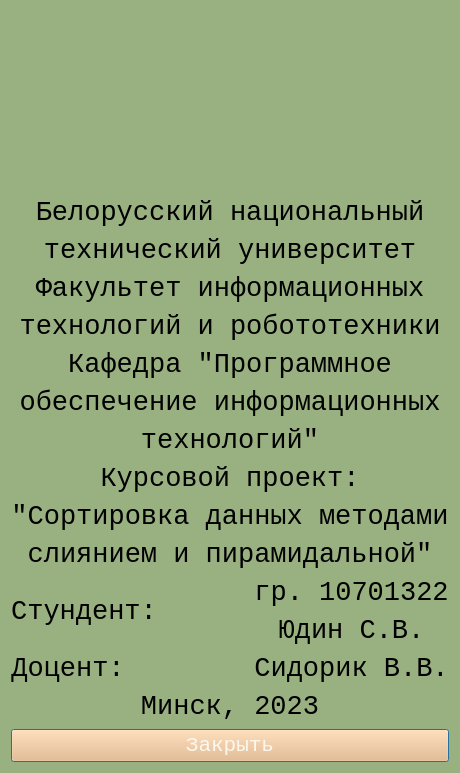
Old version of the form about.ui in the repository Indastrele/sorts.
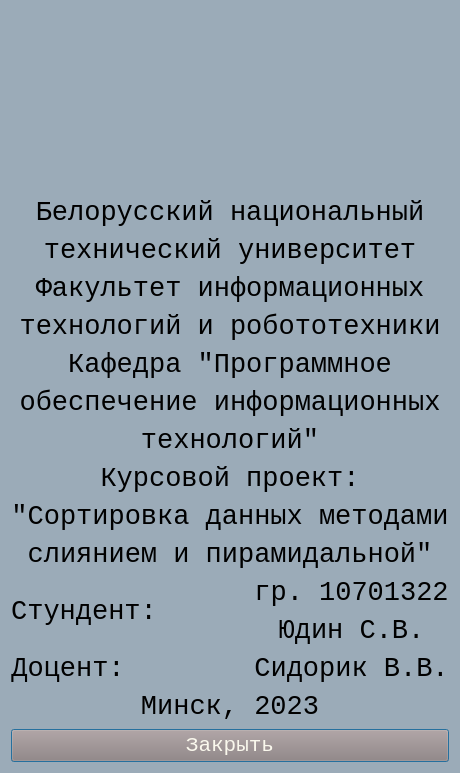
New version of the form. Icons and pictures are not drawn.

Commit message: new color scheme and start window

Patch:
```diff
--- a/about.ui
+++ b/about.ui
@@ -23,7 +23,7 @@
    <bool>false</bool>
   </property>
   <property name="styleSheet">
-   <string notr="true">background-color: rgb(153, 176, 128);</string>
+   <string notr="true">background-color: rgb(155, 171, 184);</string>
   </property>
   <layout class="QGridLayout" name="gridLayout">
    <item row="1" column="0">
@@ -481,7 +481,7 @@
       </font>
      </property>
      <property name="styleSheet">
-      <string notr="true">background-color: rgb(249, 181, 114);
+      <string notr="true">background-color: rgb(150, 126, 118);
 color: rgb(250, 248, 237);</string>
      </property>
      <property name="text">
```
The commit also changes 10 other files.
